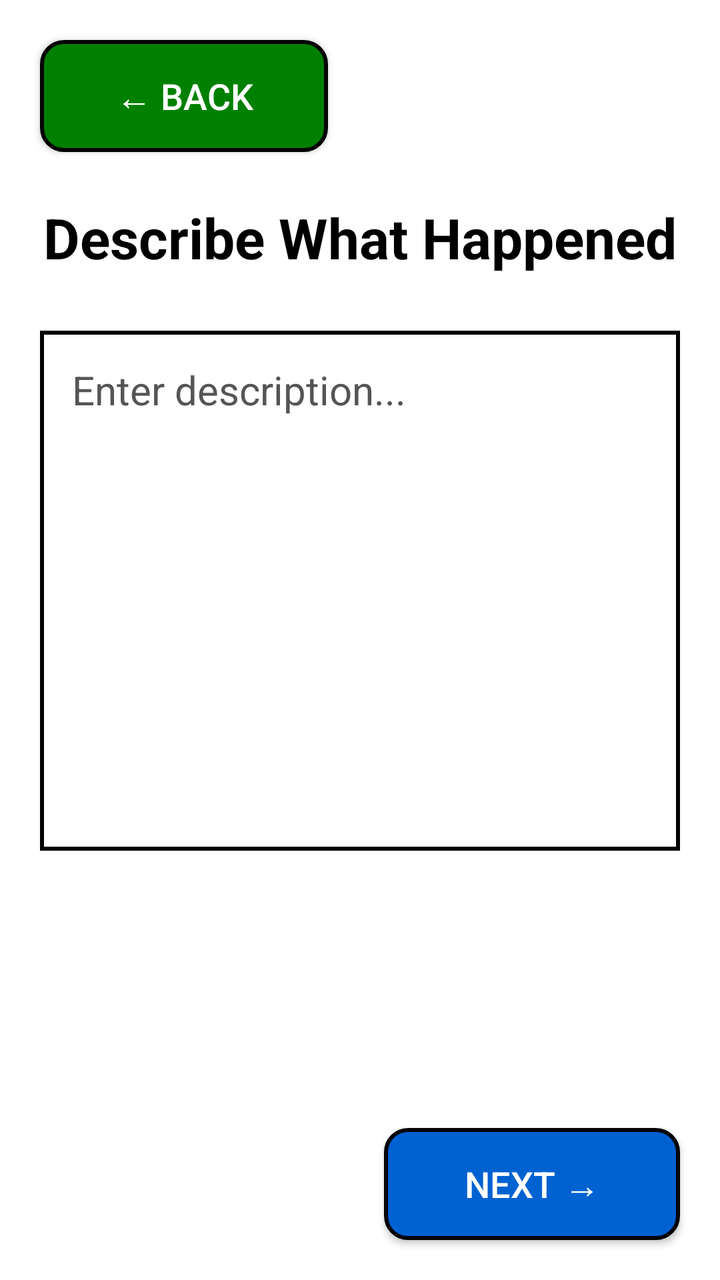
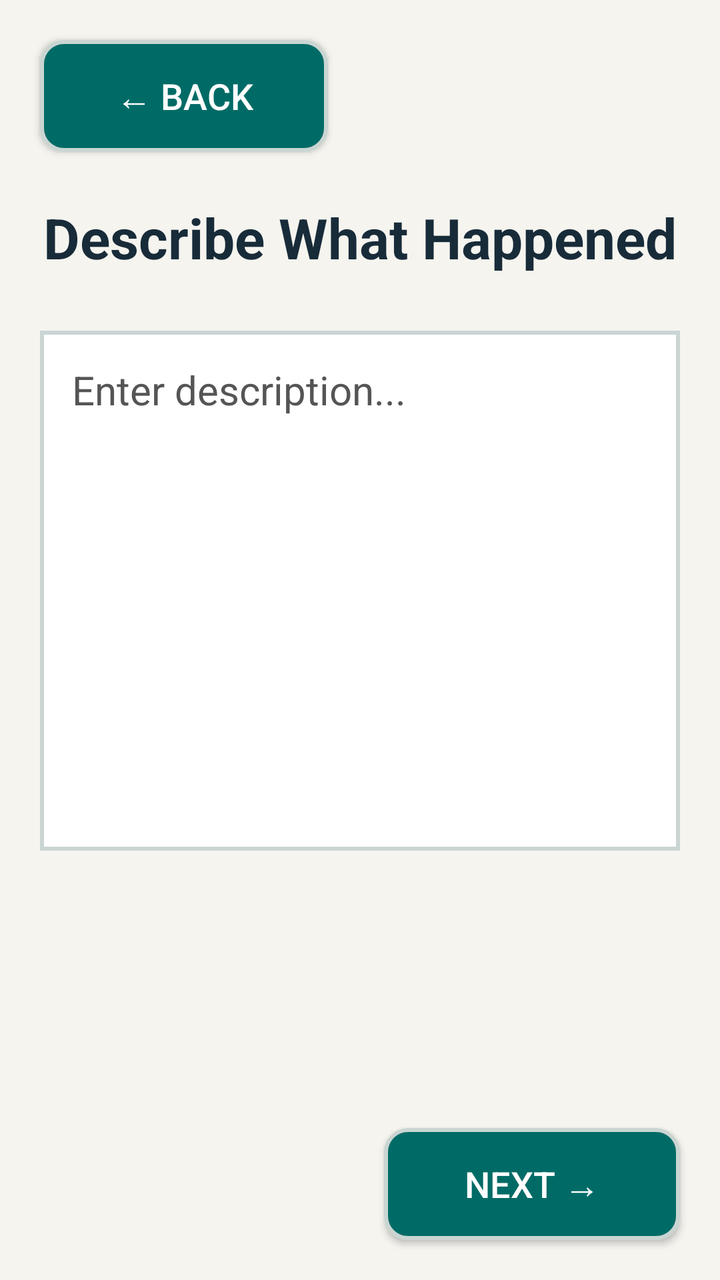

Compare the two renders of this Android layout. The source of the first and the diff that turns it into the second are given below.
<!-- AndroidManifest.xml: application theme Theme.JavaReportingSystem -->
<!-- res/layout/activity_report_description.xml -->
<?xml version="1.0" encoding="utf-8"?>
<androidx.constraintlayout.widget.ConstraintLayout xmlns:android="http://schemas.android.com/apk/res/android"
    xmlns:app="http://schemas.android.com/apk/res-auto"
    xmlns:tools="http://schemas.android.com/tools"
    android:id="@+id/main"
    android:layout_width="match_parent"
    android:layout_height="match_parent"
    android:background="@android:color/white"
    tools:context=".ui.ReportDescriptionActivity">

    <Button
        android:id="@+id/btnBack"
        android:layout_width="144dp"
        android:layout_height="56dp"
        android:layout_marginStart="20dp"
        android:layout_marginTop="20dp"
        android:background="@drawable/back_button"
        android:text="@string/back"
        android:textAllCaps="false"
        android:textColor="@color/white"
        android:textSize="18sp"
        app:layout_constraintStart_toStartOf="parent"
        app:layout_constraintTop_toTopOf="parent" />

    <ScrollView
        android:id="@+id/descriptionContent"
        android:layout_width="0dp"
        android:layout_height="0dp"
        android:fillViewport="true"
        app:layout_constraintBottom_toTopOf="@id/btnNext"
        app:layout_constraintEnd_toEndOf="parent"
        app:layout_constraintStart_toStartOf="parent"
        app:layout_constraintTop_toBottomOf="@id/btnBack">

        <LinearLayout
            android:layout_width="match_parent"
            android:layout_height="wrap_content"
            android:orientation="vertical"
            android:paddingStart="20dp"
            android:paddingTop="24dp"
            android:paddingEnd="20dp"
            android:paddingBottom="20dp">

            <TextView
                android:id="@+id/tvHeading"
                android:layout_width="match_parent"
                android:layout_height="wrap_content"
                android:fontFamily="sans-serif"
                android:gravity="center"
                android:text="Describe What Happened"
                android:textColor="@android:color/black"
                android:textSize="28sp"
                android:textStyle="bold" />

            <EditText
                android:id="@+id/txtDescription"
                android:layout_width="match_parent"
                android:layout_height="wrap_content"
                android:layout_marginTop="28dp"
                android:background="@drawable/description_border"
                android:gravity="top|start"
                android:hint="Enter description..."
                android:inputType="textMultiLine|textCapSentences"
                android:minHeight="260dp"
                android:padding="16dp"
                android:scrollbars="vertical"
                android:textColor="@android:color/black"
                android:textColorHint="#555555"
                android:textSize="20sp" />
        </LinearLayout>
    </ScrollView>

    <Button
        android:id="@+id/btnNext"
        android:layout_width="148dp"
        android:layout_height="56dp"
        android:layout_marginEnd="20dp"
        android:layout_marginBottom="20dp"
        android:background="@drawable/next_button"
        android:text="@string/next"
        android:textAllCaps="false"
        android:textColor="@color/white"
        android:textSize="18sp"
        app:layout_constraintBottom_toBottomOf="parent"
        app:layout_constraintEnd_toEndOf="parent" />
</androidx.constraintlayout.widget.ConstraintLayout>
<!-- resources referenced by this layout -->
<resources>
  <color name="white">#FFFFFFFF</color>
  <!-- drawable back_button (drawable) -->
  <?xml version="1.0" encoding="utf-8"?>
  <shape xmlns:android="http://schemas.android.com/apk/res/android"
      android:shape="rectangle">
  
      <solid android:color="#008000" />
  
      <stroke
          android:width="2dp"
          android:color="#000000" />
  
      <corners android:radius="11dp" />
  
  </shape>
  <!-- drawable description_border (drawable) -->
  <?xml version="1.0" encoding="utf-8"?>
  <shape xmlns:android="http://schemas.android.com/apk/res/android"
      android:shape="rectangle">
  
      <solid android:color="#FFFFFF" />
  
      <stroke
          android:width="2dp"
          android:color="#000000" />
  
      <corners android:radius="0dp" />
  
  </shape>
  <!-- drawable next_button (drawable) -->
  <?xml version="1.0" encoding="utf-8"?>
  <shape xmlns:android="http://schemas.android.com/apk/res/android"
      android:shape="rectangle">
  
      <solid android:color="#0062D1" />
  
      <stroke
          android:width="2dp"
          android:color="#000000" />
  
      <corners android:radius="11dp" />
  
  </shape>
  <string name="back">← BACK</string>
  <string name="next">NEXT →</string>
  <style name="Theme.JavaReportingSystem" parent="Base.Theme.JavaReportingSystem" />
  <style name="Base.Theme.JavaReportingSystem" parent="Theme.AppCompat.DayNight.NoActionBar">
          
          
      </style>
</resources>

<!-- the commit's change to res/layout/activity_report_description.xml (unified diff, before → after) -->
@@ -5,7 +5,7 @@
     android:id="@+id/main"
     android:layout_width="match_parent"
     android:layout_height="match_parent"
-    android:background="@android:color/white"
+    android:background="@color/safety_background"
     tools:context=".ui.ReportDescriptionActivity">
 
     <Button
@@ -17,10 +17,11 @@
         android:background="@drawable/back_button"
         android:text="@string/back"
         android:textAllCaps="false"
-        android:textColor="@color/white"
+        android:textColor="@color/safety_on_action"
         android:textSize="18sp"
         app:layout_constraintStart_toStartOf="parent"
-        app:layout_constraintTop_toTopOf="parent" />
+        app:layout_constraintTop_toTopOf="parent"
+                app:backgroundTint="@null" />
 
     <ScrollView
         android:id="@+id/descriptionContent"
@@ -48,7 +49,7 @@
                 android:fontFamily="sans-serif"
                 android:gravity="center"
                 android:text="Describe What Happened"
-                android:textColor="@android:color/black"
+                android:textColor="@color/safety_text"
                 android:textSize="28sp"
                 android:textStyle="bold" />
 
@@ -64,7 +65,7 @@
                 android:minHeight="260dp"
                 android:padding="16dp"
                 android:scrollbars="vertical"
-                android:textColor="@android:color/black"
+                android:textColor="@color/safety_text"
                 android:textColorHint="#555555"
                 android:textSize="20sp" />
         </LinearLayout>
@@ -79,8 +80,9 @@
         android:background="@drawable/next_button"
         android:text="@string/next"
         android:textAllCaps="false"
-        android:textColor="@color/white"
+        android:textColor="@color/safety_on_action"
         android:textSize="18sp"
         app:layout_constraintBottom_toBottomOf="parent"
-        app:layout_constraintEnd_toEndOf="parent" />
+        app:layout_constraintEnd_toEndOf="parent"
+                app:backgroundTint="@null" />
 </androidx.constraintlayout.widget.ConstraintLayout>
<!-- resource entries referenced after the edit -->
@@ -1,16 +1,18 @@
 <!-- resources referenced by this layout -->
 <resources>
-  <color name="white">#FFFFFFFF</color>
+  <color name="safety_background">#F5F4EF</color>
+  <color name="safety_on_action">#FFFFFF</color>
+  <color name="safety_text">#182B39</color>
   <!-- drawable back_button (drawable) -->
   <?xml version="1.0" encoding="utf-8"?>
   <shape xmlns:android="http://schemas.android.com/apk/res/android"
       android:shape="rectangle">
   
-      <solid android:color="#008000" />
+      <solid android:color="@color/safety_action" />
   
       <stroke
           android:width="2dp"
-          android:color="#000000" />
+          android:color="@color/safety_border" />
   
       <corners android:radius="11dp" />
   
@@ -20,11 +22,11 @@
   <shape xmlns:android="http://schemas.android.com/apk/res/android"
       android:shape="rectangle">
   
-      <solid android:color="#FFFFFF" />
+      <solid android:color="@color/safety_surface" />
   
       <stroke
           android:width="2dp"
-          android:color="#000000" />
+          android:color="@color/safety_border" />
   
       <corners android:radius="0dp" />
   
@@ -34,11 +36,11 @@
   <shape xmlns:android="http://schemas.android.com/apk/res/android"
       android:shape="rectangle">
   
-      <solid android:color="#0062D1" />
+      <solid android:color="@color/safety_action" />
   
       <stroke
           android:width="2dp"
-          android:color="#000000" />
+          android:color="@color/safety_border" />
   
       <corners android:radius="11dp" />
   
@@ -46,9 +48,20 @@
   <string name="back">← BACK</string>
   <string name="next">NEXT →</string>
   <style name="Theme.JavaReportingSystem" parent="Base.Theme.JavaReportingSystem" />
-  <style name="Base.Theme.JavaReportingSystem" parent="Theme.AppCompat.DayNight.NoActionBar">
-          
-          
+  <color name="safety_action">#006B66</color>
+  <color name="safety_border">#CAD5D3</color>
+  <color name="safety_surface">#FFFFFF</color>
+  <style name="Base.Theme.JavaReportingSystem" parent="Theme.AppCompat.Light.NoActionBar">
+          <item name="colorPrimary">@color/safety_action</item>
+          <item name="colorOnPrimary">@color/safety_on_action</item>
+          <item name="colorSurface">@color/safety_surface</item>
+          <item name="colorOnSurface">@color/safety_text</item>
+          <item name="android:colorAccent">@color/safety_action</item>
+          <item name="android:windowBackground">@color/safety_background</item>
+          <item name="android:statusBarColor">@color/safety_background</item>
+          <item name="android:navigationBarColor">@color/safety_background</item>
+          <item name="android:windowLightStatusBar">true</item>
+          <item name="android:windowLightNavigationBar">true</item>
       </style>
 </resources>
 
